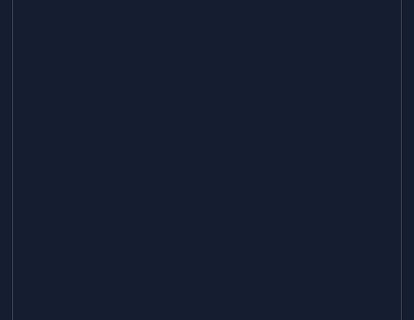
Above: Apps/Dental/view/SCBDentalPlanningPipeline.ui from wuzhuobin/MITK-Project before the change; both pictures show x 0 to 414 and y 89 to 409 of the 414 by 882 pixel window. Below: the same form after it.
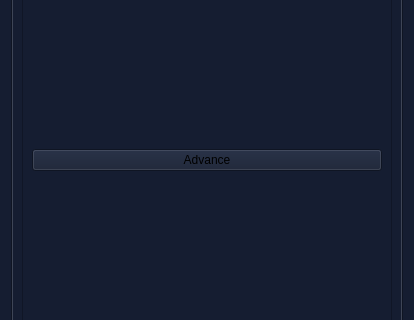
That is the form after the change. Icons and pictures are not drawn. Custom widgets are drawn as their Qt base class.

Commit message: Add advance button

```diff
--- a/Apps/Dental/view/SCBDentalPlanningPipeline.ui
+++ b/Apps/Dental/view/SCBDentalPlanningPipeline.ui
@@ -2084,11 +2084,46 @@
       <attribute name="title">
        <string>Surgical Guide Planning</string>
       </attribute>
+      <layout class="QVBoxLayout" name="verticalLayout_2">
+       <item>
+        <widget class="QFrame" name="frame">
+         <property name="frameShape">
+          <enum>QFrame::StyledPanel</enum>
+         </property>
+         <property name="frameShadow">
+          <enum>QFrame::Raised</enum>
+         </property>
+         <layout class="QGridLayout" name="gridLayout_4">
+          <item row="0" column="0">
+           <widget class="QPushButton" name="pushButtonSurgicalGuidePlanningAdvance">
+            <property name="text">
+             <string>Advance</string>
+            </property>
+            <property name="checkable">
+             <bool>true</bool>
+            </property>
+           </widget>
+          </item>
+         </layout>
+        </widget>
+       </item>
+       <item>
+        <widget class="BoneSegmentationWidget" name="widgetBoneSegmentation" native="true"/>
+       </item>
+      </layout>
      </widget>
     </widget>
    </item>
   </layout>
  </widget>
+ <customwidgets>
+  <customwidget>
+   <class>BoneSegmentationWidget</class>
+   <extends>QWidget</extends>
+   <header>BoneSegmentationWidget.h</header>
+   <container>1</container>
+  </customwidget>
+ </customwidgets>
  <resources>
   <include location="Resource/Dental.qrc"/>
  </resources>
```
The commit also changes 6 other files.
